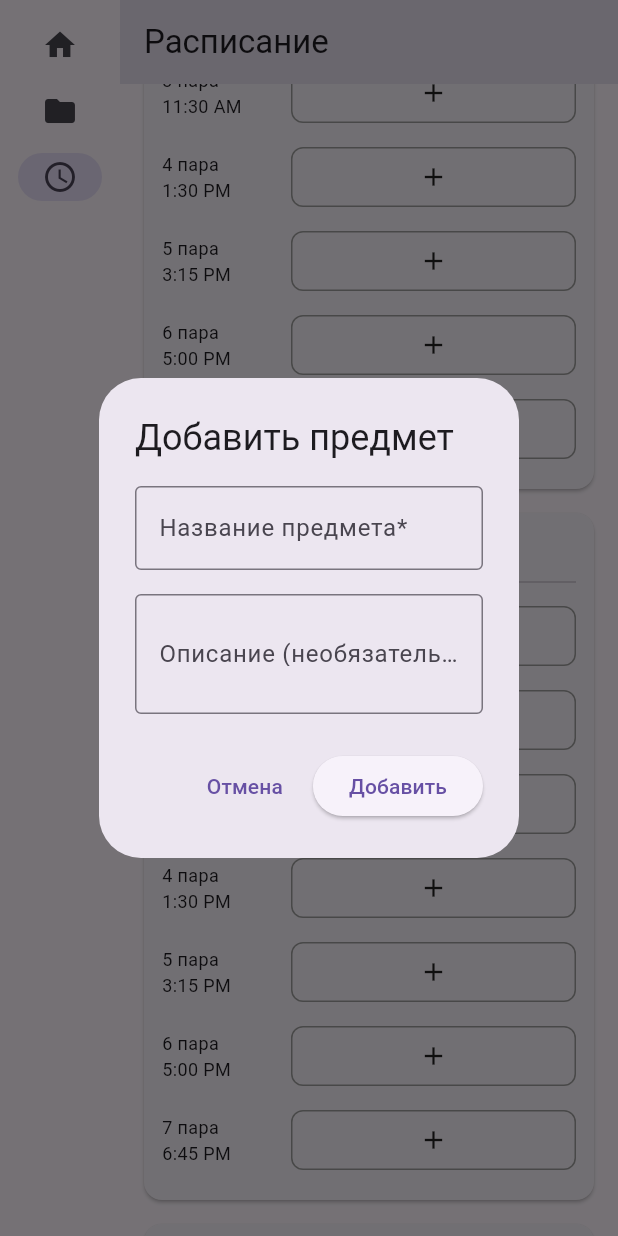
After one commit to GIKAU0MAZET/kursovaya_notebook, a Flutter app: the SchedulePage screen opened by its route, scrolled down 1152 dp, after a tap on the "add" icon, on a phone screen of 412 x 824 dp. The commit adds this screen. Run offline on Flutter 3.47's test engine with Material 3 defaults, Android fonts, the light colour scheme and no system bars; our stand-ins replace flutter_bloc, go_router.

Commit message:
✨ schedule

```diff
--- a/lib/core/router/app_router.dart
+++ b/lib/core/router/app_router.dart
@@ -1,8 +1,9 @@
 import 'package:flutter/material.dart';
 import 'package:go_router/go_router.dart';
 import 'package:kursovaya_notebook/feature/dashboard/ui/page/dashboard_page.dart';
-import 'package:kursovaya_notebook/feature/dashboard/ui/page/folder_list_page.dart';
+import 'package:kursovaya_notebook/feature/folders/ui/page/folder_list_page.dart';
 import 'package:kursovaya_notebook/feature/folders/ui/page/folder_page.dart';
+import 'package:kursovaya_notebook/feature/schedule/ui/page/schedule_page.dart';
 import 'package:kursovaya_notebook/feature/subjects/ui/page/subject_page.dart';
 
 abstract final class AppRouter {
@@ -71,6 +72,18 @@ abstract final class AppRouter {
               ),
             ],
           ),
+          StatefulShellBranch(
+            routes: [
+              GoRoute(
+                path: SchedulePage.path,
+                pageBuilder:
+                    (context, state) => NoTransitionPage(
+                      key: state.pageKey,
+                      child: const SchedulePage(),
+                    ),
+              ),
+            ],
+          ),
         ],
       ),
     ],
--- a/lib/feature/dashboard/ui/page/dashboard_page.dart
+++ b/lib/feature/dashboard/ui/page/dashboard_page.dart
@@ -35,6 +35,10 @@ class DashboardPage extends StatelessWidget {
                 icon: const Icon(Icons.folder),
                 label: Text('Папки (${folders.length})'),
               ),
+              NavigationRailDestination(
+                icon: Icon(Icons.schedule),
+                label: Text('Расписание'),
+              ),
             ],
           ),
           Expanded(child: navigationShell),
--- a/lib/feature/dashboard/ui/page/folder_list_page.dart
+++ b/lib/feature/folders/ui/page/folder_list_page.dart
@@ -2,7 +2,7 @@ import 'package:flutter/material.dart';
 import 'package:flutter_bloc/flutter_bloc.dart';
 import 'package:go_router/go_router.dart';
 import 'package:kursovaya_notebook/feature/dashboard/bloc/dashboard_cubit.dart';
-import 'package:kursovaya_notebook/feature/dashboard/ui/widget/add_folder_dialog.dart';
+import 'package:kursovaya_notebook/feature/folders/ui/widget/add_folder_dialog.dart';
 
 class FoldersListScreen extends StatelessWidget {
   const FoldersListScreen({super.key});
--- a/lib/feature/folders/ui/page/folder_page.dart
+++ b/lib/feature/folders/ui/page/folder_page.dart
@@ -1,7 +1,7 @@
 import 'package:flutter/material.dart';
 import 'package:flutter_bloc/flutter_bloc.dart';
 import 'package:go_router/go_router.dart';
-import 'package:kursovaya_notebook/feature/dashboard/ui/page/folder_list_page.dart';
+import 'package:kursovaya_notebook/feature/folders/ui/page/folder_list_page.dart';
 import 'package:kursovaya_notebook/feature/subjects/bloc/subject_cubit.dart';
 import 'package:kursovaya_notebook/feature/subjects/ui/widgets/add_subject_dialog.dart';
 
--- /dev/null
+++ b/lib/feature/schedule/bloc/schedule_cubit.dart
@@ -0,0 +1,19 @@
+// schedule_cubit.dart
+import 'package:flutter_bloc/flutter_bloc.dart';
+import 'package:kursovaya_notebook/feature/schedule/data/model/schedule_model.dart';
+
+class ScheduleCubit extends Cubit<List<ScheduleEvent>> {
+  ScheduleCubit() : super([]);
+
+  void addEvent(ScheduleEvent event) {
+    emit([...state, event]);
+  }
+
+  void removeEvent(String id) {
+    emit(state.where((e) => e.id != id).toList());
+  }
+
+  static BlocProvider<ScheduleCubit> provider() {
+    return BlocProvider(create: (context) => ScheduleCubit());
+  }
+}
--- /dev/null
+++ b/lib/feature/schedule/data/model/schedule_model.dart
@@ -0,0 +1,19 @@
+import 'package:flutter/material.dart';
+
+class ScheduleEvent {
+  final String id;
+  final String title;
+  final String description;
+  final int day; // 1-6 (пн-сб)
+  final int pairNumber; // 1-7
+  final TimeOfDay time;
+
+  ScheduleEvent({
+    required this.id,
+    required this.title,
+    required this.description,
+    required this.day,
+    required this.pairNumber,
+    required this.time,
+  });
+}
--- /dev/null
+++ b/lib/feature/schedule/ui/page/schedule_page.dart
@@ -0,0 +1,304 @@
+// schedule_page.dart
+import 'package:flutter/material.dart';
+import 'package:flutter_bloc/flutter_bloc.dart';
+import 'package:kursovaya_notebook/feature/schedule/bloc/schedule_cubit.dart';
+import 'package:kursovaya_notebook/feature/schedule/data/model/schedule_model.dart';
+
+class SchedulePage extends StatelessWidget {
+  const SchedulePage({super.key});
+
+  static const path = '/schedule';
+  final Map<int, String> daysOfWeek = const {
+    1: 'Понедельник',
+    2: 'Вторник',
+    3: 'Среда',
+    4: 'Четверг',
+    5: 'Пятница',
+    6: 'Суббота',
+  };
+
+  final List<TimeOfDay> pairTimes = const [
+    TimeOfDay(hour: 8, minute: 0),
+    TimeOfDay(hour: 9, minute: 45),
+    TimeOfDay(hour: 11, minute: 30),
+    TimeOfDay(hour: 13, minute: 30),
+    TimeOfDay(hour: 15, minute: 15),
+    TimeOfDay(hour: 17, minute: 0),
+    TimeOfDay(hour: 18, minute: 45),
+  ];
+
+  @override
+  Widget build(BuildContext context) {
+    return Scaffold(
+      appBar: AppBar(title: const Text('Расписание')),
+      body: BlocBuilder<ScheduleCubit, List<ScheduleEvent>>(
+        builder: (context, events) {
+          return ListView.builder(
+            padding: const EdgeInsets.all(16),
+            itemCount: daysOfWeek.length,
+            itemBuilder: (context, index) {
+              final day = index + 1;
+              return _DaySchedule(
+                dayNumber: day,
+                dayName: daysOfWeek[day]!,
+                pairTimes: pairTimes,
+                events: events.where((e) => e.day == day).toList(),
+              );
+            },
+          );
+        },
+      ),
+    );
+  }
+}
+
+class _DaySchedule extends StatelessWidget {
+  final int dayNumber;
+  final String dayName;
+  final List<TimeOfDay> pairTimes;
+  final List<ScheduleEvent> events;
+
+  const _DaySchedule({
+    required this.dayNumber,
+    required this.dayName,
+    required this.pairTimes,
+    required this.events,
+  });
+
+  @override
+  Widget build(BuildContext context) {
+    return Card(
+      margin: const EdgeInsets.only(bottom: 16),
+      child: Padding(
+        padding: const EdgeInsets.all(12),
+        child: Column(
+          crossAxisAlignment: CrossAxisAlignment.start,
+          children: [
+            Text(
+              dayName,
+              style: const TextStyle(fontSize: 18, fontWeight: FontWeight.bold),
+            ),
+            const Divider(),
+            ...pairTimes.asMap().entries.map((entry) {
+              final pairNumber = entry.key + 1;
+              final time = entry.value;
+              final ScheduleEvent? event = events
+                  .cast<ScheduleEvent?>()
+                  .firstWhere(
+                    (e) => e?.pairNumber == pairNumber,
+                    orElse: () => null,
+                  );
+
+              return _PairSlot(
+                dayNumber: dayNumber,
+                pairNumber: pairNumber,
+                time: time,
+                event: event,
+              );
+            }),
+          ],
+        ),
+      ),
+    );
+  }
+}
+
+class _PairSlot extends StatelessWidget {
+  final int dayNumber;
+  final int pairNumber;
+  final TimeOfDay time;
+  final ScheduleEvent? event;
+
+  const _PairSlot({
+    required this.dayNumber,
+    required this.pairNumber,
+    required this.time,
+    this.event,
+  });
+
+  @override
+  Widget build(BuildContext context) {
+    return Padding(
+      padding: const EdgeInsets.symmetric(vertical: 8),
+      child: Row(
+        children: [
+          SizedBox(
+            width: 70,
+            child: Text(
+              '${pairNumber} пара\n${time.format(context)}',
+              style: const TextStyle(fontSize: 12),
+            ),
+          ),
+          const SizedBox(width: 16),
+          Expanded(
+            child:
+                event != null
+                    ? _EventItem(event: event!)
+                    : _AddButton(dayNumber: dayNumber, pairNumber: pairNumber),
+          ),
+        ],
+      ),
+    );
+  }
+}
+
+class _EventItem extends StatelessWidget {
+  final ScheduleEvent event;
+
+  const _EventItem({required this.event});
+
+  @override
+  Widget build(BuildContext context) {
+    return Container(
+      decoration: BoxDecoration(
+        border: Border.all(color: Colors.grey),
+        borderRadius: BorderRadius.circular(8),
+      ),
+      padding: const EdgeInsets.symmetric(horizontal: 12, vertical: 8),
+      child: Row(
+        children: [
+          Expanded(
+            child: Column(
+              crossAxisAlignment: CrossAxisAlignment.start,
+              children: [
+                Text(
+                  event.title,
+                  style: const TextStyle(fontWeight: FontWeight.w500),
+                ),
+                if (event.description.isNotEmpty)
+                  Text(
+                    event.description,
+                    style: TextStyle(color: Colors.grey[600], fontSize: 12),
+                  ),
+              ],
+            ),
+          ),
+          IconButton(
+            icon: const Icon(Icons.visibility_off, size: 20),
+            onPressed:
+                () => context.read<ScheduleCubit>().removeEvent(event.id),
+          ),
+        ],
+      ),
+    );
+  }
+}
+
+class _AddButton extends StatelessWidget {
+  final int dayNumber;
+  final int pairNumber;
+
+  const _AddButton({required this.dayNumber, required this.pairNumber});
+
+  @override
+  Widget build(BuildContext context) {
+    return InkWell(
+      onTap: () => _showAddDialog(context),
+      borderRadius: BorderRadius.circular(8),
+      child: Container(
+        height: 40,
+        decoration: BoxDecoration(
+          border: Border.all(color: Colors.grey),
+          borderRadius: BorderRadius.circular(8),
+        ),
+        alignment: Alignment.center,
+        child: const Icon(Icons.add, size: 20),
+      ),
+    );
+  }
+
+  void _showAddDialog(BuildContext context) {
+    showDialog(
+      context: context,
+      builder:
+          (context) =>
+              _AddEventDialog(dayNumber: dayNumber, pairNumber: pairNumber),
+    );
+  }
+}
+
+class _AddEventDialog extends StatefulWidget {
+  final int dayNumber;
+  final int pairNumber;
+
+  const _AddEventDialog({required this.dayNumber, required this.pairNumber});
+
+  @override
+  __AddEventDialogState createState() => __AddEventDialogState();
+}
+
+class __AddEventDialogState extends State<_AddEventDialog> {
+  final _formKey = GlobalKey<FormState>();
+  final _titleController = TextEditingController();
+  final _descController = TextEditingController();
+
+  @override
+  Widget build(BuildContext context) {
+    return AlertDialog(
+      title: const Text('Добавить предмет'),
+      content: Form(
+        key: _formKey,
+        child: Column(
+          mainAxisSize: MainAxisSize.min,
+          children: [
+            TextFormField(
+              controller: _titleController,
+              decoration: const InputDecoration(
+                labelText: 'Название предмета*',
+                border: OutlineInputBorder(),
+              ),
+              validator:
+                  (value) =>
+                      value?.isEmpty ?? true ? 'Обязательное поле' : null,
+            ),
+            const SizedBox(height: 16),
+            TextFormField(
+              controller: _descController,
+              decoration: const InputDecoration(
+                labelText: 'Описание (необязательно)',
+                border: OutlineInputBorder(),
+              ),
+              maxLines: 2,
+            ),
+          ],
+        ),
+      ),
+      actions: [
+        TextButton(
+          onPressed: () => Navigator.pop(context),
+          child: const Text('Отмена'),
+        ),
+        ElevatedButton(
+          onPressed: () {
+            if (_formKey.currentState!.validate()) {
+              final event = ScheduleEvent(
+                id: DateTime.now().microsecondsSinceEpoch.toString(),
+                title: _titleController.text,
+                description: _descController.text,
+                day: widget.dayNumber,
+                pairNumber: widget.pairNumber,
+                time: TimeOfDay(
+                  hour:
+                      8 +
+                      (widget.pairNumber - 1) ~/ 2 * 2 +
+                      (widget.pairNumber - 1) % 2 * 1,
+                  minute: (widget.pairNumber - 1) % 2 == 0 ? 0 : 45,
+                ),
+              );
+              context.read<ScheduleCubit>().addEvent(event);
+              Navigator.pop(context);
+            }
+          },
+          child: const Text('Добавить'),
+        ),
+      ],
+    );
+  }
+
+  @override
+  void dispose() {
+    _titleController.dispose();
+    _descController.dispose();
+    super.dispose();
+  }
+}
--- a/lib/main.dart
+++ b/lib/main.dart
@@ -2,6 +2,7 @@ import 'package:flutter/material.dart';
 import 'package:flutter_bloc/flutter_bloc.dart';
 import 'package:kursovaya_notebook/core/router/app_router.dart';
 import 'package:kursovaya_notebook/feature/dashboard/bloc/dashboard_cubit.dart';
+import 'package:kursovaya_notebook/feature/schedule/bloc/schedule_cubit.dart';
 import 'package:kursovaya_notebook/feature/subjects/bloc/subject_cubit.dart';
 
 void main() {
@@ -14,7 +15,11 @@ class AppWidget extends StatelessWidget {
   @override
   Widget build(BuildContext context) {
     return MultiBlocProvider(
-      providers: [DashboardCubit.provider(), SubjectCubit.provider()],
+      providers: [
+        DashboardCubit.provider(),
+        SubjectCubit.provider(),
+        ScheduleCubit.provider(),
+      ],
       child: MaterialApp.router(
         routerConfig: AppRouter.config,
         theme: ThemeData.light(),
```
Also changed, not shown: lib/feature/schedule/ui/widget/add_schedule_dialog.dart (added, +173 -0 lines), lib/feature/folders/ui/widget/add_folder_dialog.dart (renamed from lib/feature/dashboard/ui/widget/add_folder_dialog.dart).
